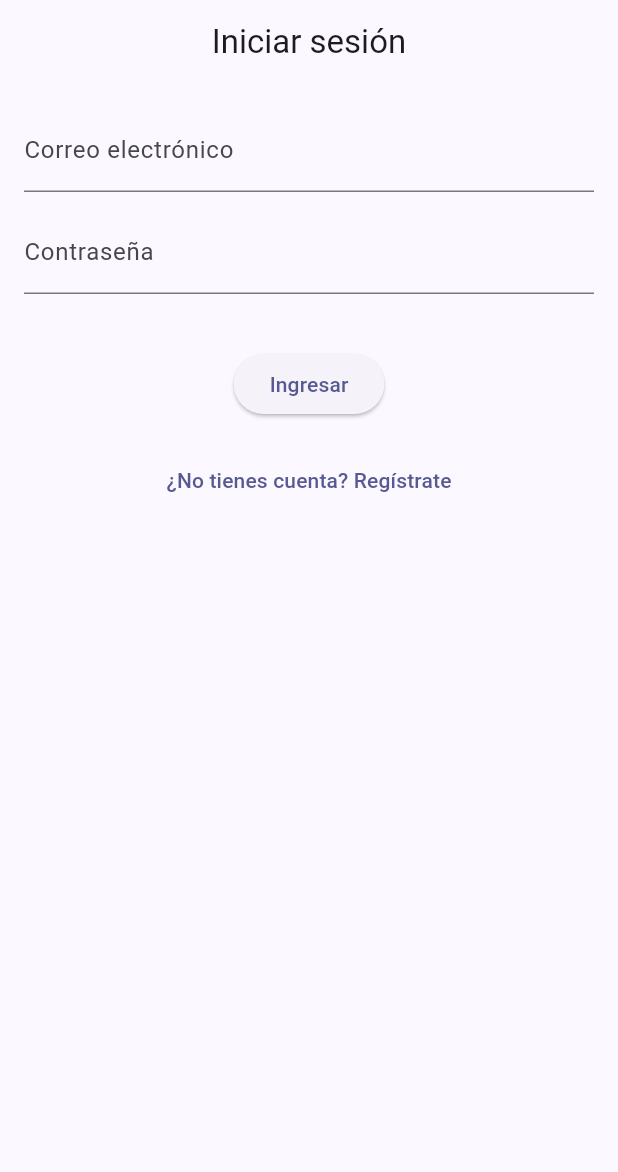
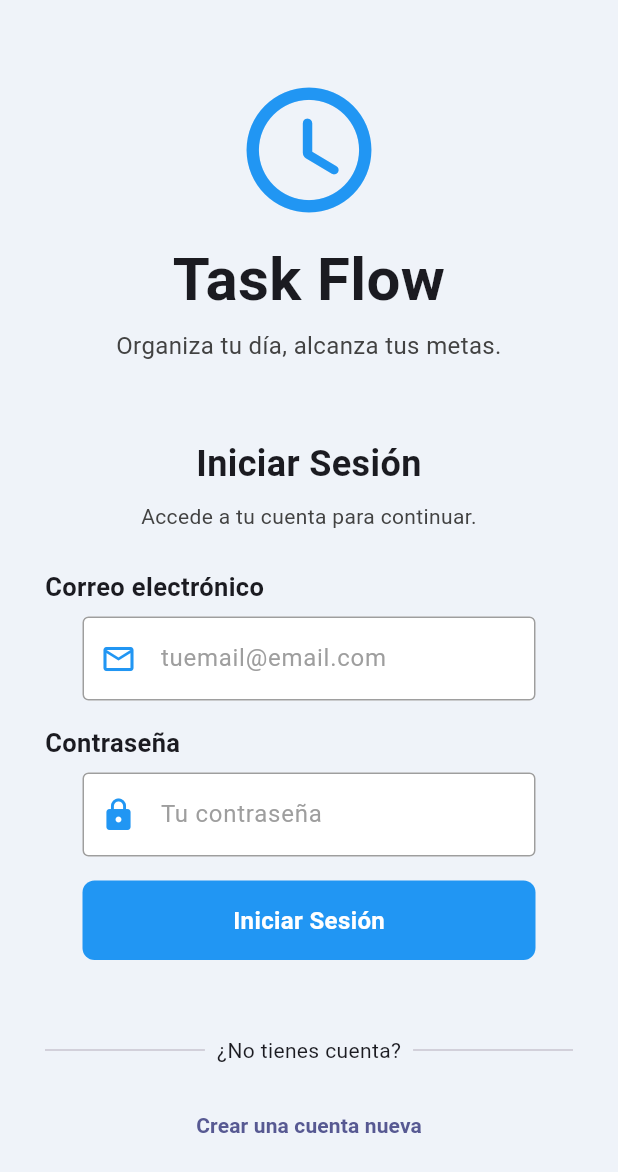
Before and after one commit to Angel-Garcia-Cardenas/Task-Flow, a Flutter app: the screen it shows after launch, on a phone screen of 412 x 824 dp. Shown: the top 1172 px of the screen. Run offline on Flutter 3.47's test engine with Material 3 defaults, Android fonts, the phone set to English and light mode, and no system bars; our stand-ins replace cloud_firestore, firebase_auth, firebase_core; accounts and stored records are empty.

Commit message:
refactor: rediseño de LoginPage con nuevo UI sin cambiar la lógica de inicio de sesión

```diff
--- a/lib/screens/login_page.dart
+++ b/lib/screens/login_page.dart
@@ -155,58 +155,55 @@ class LoginPage extends StatelessWidget {
     );
   }
 }*/
+// lib/screens/login_page.dart
 import 'package:flutter/material.dart';
 import 'package:firebase_auth/firebase_auth.dart';
+import '../widgets/button.dart';
+import '../widgets/my_textfield.dart';
 import 'home_screen.dart';
 
 class LoginPage extends StatefulWidget {
   const LoginPage({super.key});
+
   @override
   State<LoginPage> createState() => _LoginPageState();
 }
 
 class _LoginPageState extends State<LoginPage> {
-  final _emailCtrl = TextEditingController();
-  final _passCtrl  = TextEditingController();
-  bool _isLoading = false;
+  // controladores
+  final emailController    = TextEditingController();
+  final passwordController = TextEditingController();
+
+  bool   _isLoading = false;
   String? _errorMsg;
 
-  Future<void> _login() async {
-  // Primero activamos el loader. Aquí sabemos que el widget aún está montado.
+  Future<void> signUserIn() async {
     setState(() {
       _isLoading = true;
       _errorMsg  = null;
     });
 
     try {
-    // Intentamos iniciar sesión
       await FirebaseAuth.instance.signInWithEmailAndPassword(
-      email: _emailCtrl.text.trim(),
-      password: _passCtrl.text,
+        email:    emailController.text.trim(),
+        password: passwordController.text,
       );
-
-    // Si el widget fue desmontado durante el await, salimos.
       if (!mounted) return;
-
-    // Ya desactivamos el loader antes de navegar
-    setState(() => _isLoading = false);
-
-    // Navegamos al home y reemplazamos esta página
+      // navegar al home reemplazando esta página
       Navigator.of(context).pushReplacement(
         MaterialPageRoute(builder: (_) => const HomeScreen()),
       );
     } on FirebaseAuthException catch (e) {
-    // Si seguimos montados, volcamos el error
       if (mounted) {
         setState(() {
-        _errorMsg = e.message;
+          _errorMsg  = e.message;
           _isLoading = false;
         });
       }
-  } catch (e) {
+    } catch (_) {
       if (mounted) {
         setState(() {
-        _errorMsg = 'Error desconocido, inténtalo de nuevo.';
+          _errorMsg  = 'Error desconocido, inténtalo de nuevo.';
           _isLoading = false;
         });
       }
@@ -215,55 +212,183 @@ class _LoginPageState extends State<LoginPage> {
 
   @override
   void dispose() {
-    _emailCtrl.dispose();
-    _passCtrl.dispose();
+    emailController.dispose();
+    passwordController.dispose();
     super.dispose();
   }
 
   @override
   Widget build(BuildContext context) {
     return Scaffold(
-      appBar: AppBar(title: const Text('Iniciar sesión')),
-      body: Padding(
-        padding: const EdgeInsets.all(16),
-        child: Column(
+      backgroundColor: const Color(0xFFEFF3F9),
+      body: SafeArea(
+        child: Center(
+          child: ListView(
+            shrinkWrap: true,
+            padding: const EdgeInsets.symmetric(horizontal: 30),
             children: [
-            TextField(
-              controller: _emailCtrl,
-              keyboardType: TextInputType.emailAddress,
-              decoration: const InputDecoration(
-                labelText: 'Correo electrónico',
+
+              // logo + título
+              const Icon(Icons.access_time_rounded, size: 100, color: Colors.blue),
+              const SizedBox(height: 8),
+              const Text(
+                'Task Flow',
+                textAlign: TextAlign.center,
+                style: TextStyle(fontSize: 40, fontWeight: FontWeight.bold),
+              ),
+              const SizedBox(height: 4),
+              Text(
+                'Organiza tu día, alcanza tus metas.',
+                textAlign: TextAlign.center,
+                style: TextStyle(fontSize: 16, color: Colors.grey[800]),
+              ),
+
+              const SizedBox(height: 50),
+              const Text(
+                'Iniciar Sesión',
+                textAlign: TextAlign.center,
+                style: TextStyle(fontSize: 24, fontWeight: FontWeight.bold),
+              ),
+              const SizedBox(height: 8),
+              Text(
+                'Accede a tu cuenta para continuar.',
+                textAlign: TextAlign.center,
+                style: TextStyle(fontSize: 14, color: Colors.grey[800]),
+              ),
+
+              const SizedBox(height: 25),
+
+              // Campo correo
+              const Align(
+                alignment: Alignment.centerLeft,
+                child: Text('Correo electrónico',
+                    style: TextStyle(fontSize: 17, fontWeight: FontWeight.bold)),
+              ),
+              const SizedBox(height: 8),
+              MyTextField(
+                controller: emailController,
+                hintText:   'tuemail@email.com',
+                prefixIcon: const Icon(Icons.mail_outline, color: Colors.blue),
+                obscureText: false,
+              ),
+
+              // validación email al perder foco
+              Builder(
+                builder: (context) {
+                  final email = emailController.text;
+                  String? error;
+                  if (!FocusScope.of(context).hasPrimaryFocus && email.isNotEmpty) {
+                    if (!RegExp(r"^[\w-\.]+@([\w-]+\.)+[\w-]{2,4}$")
+                        .hasMatch(email)) {
+                      error = 'Formato de correo inválido';
+                    }
+                  }
+                  return error != null
+                      ? Padding(
+                          padding: const EdgeInsets.only(top: 4),
+                          child: Text(error,
+                              style: const TextStyle(color: Colors.red, fontSize: 13)),
+                        )
+                      : const SizedBox.shrink();
+                },
+              ),
+
+              const SizedBox(height: 16),
+
+              // Campo contraseña
+              const Align(
+                alignment: Alignment.centerLeft,
+                child: Text('Contraseña',
+                    style: TextStyle(fontSize: 17, fontWeight: FontWeight.bold)),
+              ),
+              const SizedBox(height: 8),
+              MyTextField(
+                controller:  passwordController,
+                hintText:    'Tu contraseña',
+                prefixIcon:  const Icon(Icons.lock, color: Colors.blue),
+                obscureText: true,
+              ),
+
+              // validación password al perder foco
+              Builder(
+                builder: (context) {
+                  final pwd = passwordController.text;
+                  String? error;
+                  if (!FocusScope.of(context).hasPrimaryFocus && pwd.isNotEmpty) {
+                    final hasLower    = RegExp(r'[a-z]').hasMatch(pwd);
+                    final hasUpper    = RegExp(r'[A-Z]').hasMatch(pwd);
+                    final hasTwoDigits= RegExp(r'(?:\D*\d){2,}').hasMatch(pwd);
+                    final hasSymbol   = RegExp(r'[!@=#/\$%&*(),.?:]').hasMatch(pwd);
+                    final validLength = pwd.length >= 8 && pwd.length <= 12;
+
+                    if (!hasLower) {
+                      error = 'Debe tener al menos una letra minúscula';
+                    } else if (!hasUpper) {
+                      error = 'Debe tener al menos una letra mayúscula';
+                    } else if (!hasTwoDigits) {
+                      error = 'Debe tener al menos dos números';
+                    } else if (!hasSymbol) {
+                      error = 'Debe tener al menos un símbolo';
+                    } else if (!validLength) {
+                      error = 'Debe tener entre 8 y 12 caracteres';
+                    }
+                  }
+                  return error != null
+                      ? Padding(
+                          padding: const EdgeInsets.only(top: 4),
+                          child: Text(error,
+                              style: const TextStyle(color: Colors.red, fontSize: 13)),
+                        )
+                      : const SizedBox.shrink();
+                },
+              ),
+
+              const SizedBox(height: 16),
+
+              // mensaje de error de login
+              if (_errorMsg != null)
+                Padding(
+                  padding: const EdgeInsets.only(bottom: 12),
+                  child: Text(
+                    _errorMsg!,
+                    textAlign: TextAlign.center,
+                    style: const TextStyle(color: Colors.red),
                   ),
                 ),
-            const SizedBox(height: 12),
-            TextField(
-              controller: _passCtrl,
-              obscureText: true,
-              decoration: const InputDecoration(
-                labelText: 'Contraseña',
+
+              // botón o loader
+              Center(
+                child: _isLoading
+                    ? const CircularProgressIndicator()
+                    : Button(onTap: signUserIn),
+              ),
+
+              const SizedBox(height: 50),
+
+              // separador y link a registro
+              Row(children: const [
+                Expanded(child: Divider()),
+                Padding(
+                  padding: EdgeInsets.symmetric(horizontal: 8),
+                  child: Text('¿No tienes cuenta?'),
+                ),
+                Expanded(child: Divider()),
+              ]),
+
+              const SizedBox(height: 16),
+              Center(
+                child: TextButton(
+                  onPressed: () {
+                    // navegar a RegisterPage si la tienes
+                  },
+                  child: const Text(
+                    'Crear una cuenta nueva',
+                    style: TextStyle(fontWeight: FontWeight.bold),
                   ),
                 ),
-            const SizedBox(height: 24),
-            if (_errorMsg != null)
-              Text(
-                _errorMsg!,
-                style: const TextStyle(color: Colors.red),
-              ),
-            const SizedBox(height: 12),
-            _isLoading
-              ? const CircularProgressIndicator()
-              : ElevatedButton(
-                  onPressed: _login,
-                  child: const Text('Ingresar'),
-                ),
-            const SizedBox(height: 16),
-            TextButton(
-              onPressed: () {
-                // Podrías navegar a una página de registro
-              },
-              child: const Text('¿No tienes cuenta? Regístrate'),
               ),
             ],
+          ),
         ),
       ),
     );
--- /dev/null
+++ b/lib/widgets/button.dart
@@ -0,0 +1,32 @@
+import 'package:flutter/material.dart';
+
+class Button extends StatelessWidget {
+  final Function()? onTap;
+
+  const Button({super.key, required this.onTap});
+
+  @override
+  Widget build(BuildContext context) {
+    return GestureDetector(
+      onTap: onTap,
+      child: Container(
+        padding: const EdgeInsets.all(15),
+        margin: const EdgeInsets.symmetric(horizontal: 25),
+        decoration: BoxDecoration(
+          color: Colors.blue,
+          borderRadius: BorderRadius.circular(8),
+        ),
+        child: const Center(
+          child: Text(
+            "Iniciar Sesión",
+            style: TextStyle(
+              color: Colors.white,
+              fontWeight: FontWeight.bold,
+              fontSize: 16,
+            ),
+          ),
+        ),
+      ),
+    );
+  }
+}
--- /dev/null
+++ b/lib/widgets/my_textfield.dart
@@ -0,0 +1,44 @@
+import 'package:flutter/material.dart';
+
+class MyTextField extends StatelessWidget {
+  final controller;
+  final String hintText;
+  final bool obscureText;
+  final Widget? prefixIcon; // Agregar este parámetro
+  final Function(String)? onChanged; // Agregar este parámetro
+
+  const MyTextField({
+    super.key,
+    required this.controller,
+    required this.hintText,
+    required this.obscureText,
+    this.prefixIcon, // Agregar aquí
+    this.onChanged, // Agregar aquí
+  });
+
+  @override
+  Widget build(BuildContext context) {
+    return Padding(
+      padding: const EdgeInsets.symmetric(horizontal: 25.0),
+      child: TextField(
+        controller: controller,
+        obscureText: obscureText,
+        onChanged: onChanged, // Pasar el callback al TextField
+        style: const TextStyle(color: Colors.black),
+        decoration: InputDecoration(
+            enabledBorder: const OutlineInputBorder(
+              borderSide: BorderSide(color: Colors.grey),
+            ),
+            focusedBorder: OutlineInputBorder(
+              borderSide: BorderSide(color: Colors.grey),
+            ),
+            fillColor: Colors.white,
+            filled: true,
+            hintText: hintText,
+            hintStyle: TextStyle(color: Colors.grey[500]),
+            prefixIcon: prefixIcon,
+        ),// Usar el parámetro aquí
+      ),
+    );
+  }
+}
```
Lines whose indentation alone changed are shown as unchanged.
